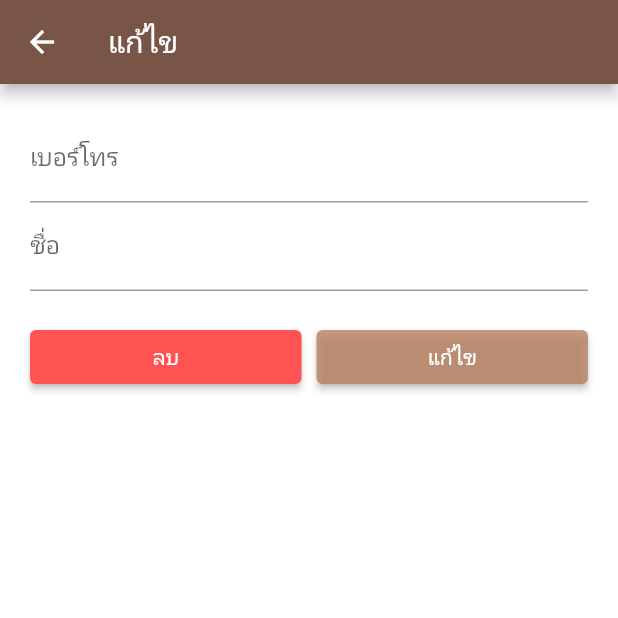
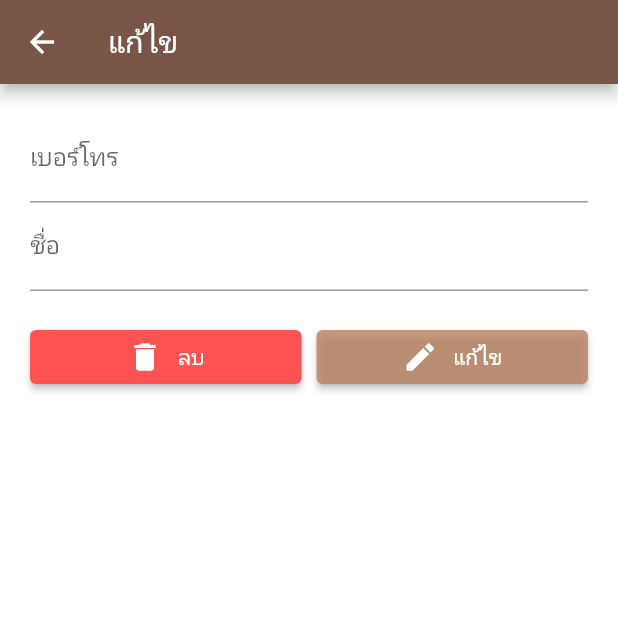
Before and after one commit to Tanakoneiei/final-project, a Flutter app: the EditItemScreen screen opened directly with empty values, on a phone screen of 412 x 824 dp, the top half of it. Run offline on Flutter 3.47's test engine with Material 2 defaults, Android fonts, the phone set to English and light mode, and no system bars; our stand-ins replace cloud_firestore, firebase_auth, firebase_core, logger; accounts and stored records are empty; network calls fail.

Commit message:
Update edit_item_screen.dart

```diff
--- a/lib/screens/edit_item_screen.dart
+++ b/lib/screens/edit_item_screen.dart
@@ -9,9 +9,10 @@ class EditItemScreen extends StatefulWidget {
   final TextEditingController _itemName = TextEditingController();
   final TextEditingController _itemPhone = TextEditingController();
 
-  EditItemScreen(this.documentId, String itemName, String itemPhone) {
+  EditItemScreen(this.documentId, String itemPhone ,String itemName) {
+    _itemPhone.text = itemPhone;
     _itemName.text = itemName;
-    _itemPhone.text = itemPhone;
+
   }
 
   @override
@@ -32,11 +33,11 @@ class _EditItemScreenState extends State<EditItemScreen> {
         child: Column(
           children: [
             TextField(
-              controller: widget._itemName,
+              controller: widget._itemPhone,
               decoration: const InputDecoration(label: Text("เบอร์โทร")),
             ),
             TextField(
-              controller: widget._itemPhone,
+              controller: widget._itemName,
               decoration: const InputDecoration(label: Text("ชื่อ")),
             ),
             const SizedBox(
@@ -51,7 +52,15 @@ class _EditItemScreenState extends State<EditItemScreen> {
                       onPrimary: Colors.white,
                     ),
                     onPressed: _deleteItem,
-                      child: const Text("ลบ")),
+                    child: Row(
+                      mainAxisAlignment: MainAxisAlignment.center,
+                      children: [
+                        const Icon(Icons.delete),
+                        const SizedBox(width: 10),
+                        const Text("ลบ"),
+                      ],
+                    ),
+                  ),
                 ),
                 const SizedBox(width: 10),
                 Expanded(
@@ -61,7 +70,15 @@ class _EditItemScreenState extends State<EditItemScreen> {
                       onPrimary: Colors.white,
                     ),
                     onPressed: _editItem,
-                      child: const Text("แก้ไข")),
+                    child: Row(
+                      mainAxisAlignment: MainAxisAlignment.center,
+                      children: [
+                        const Icon(Icons.edit),
+                        const SizedBox(width: 10),
+                        const Text("แก้ไข"),
+                      ],
+                    ),
+                  ),
                 ),
               ],
             ),
@@ -72,13 +89,15 @@ class _EditItemScreenState extends State<EditItemScreen> {
   }
 
   void _editItem() {
+    final String newPhone = widget._itemPhone.text;
     final String newName = widget._itemName.text;
-    final String newPhone = widget._itemPhone.text;
 
-    if (newName.isNotEmpty && newPhone.isNotEmpty) {
+
+    if (newPhone.isNotEmpty && newName.isNotEmpty ) {
       _itemService.updateItem(widget.documentId, {
+        'phone': newPhone,
         'name': newName,
-        'phone': newPhone,
+
       }).then((value) {
         Navigator.pop(context);
       }).catchError((error) {
```
Lines whose indentation alone changed are shown as unchanged.
